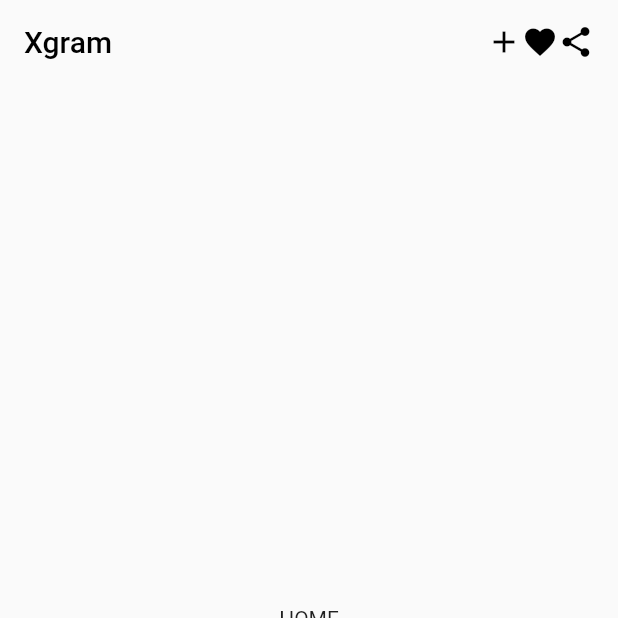
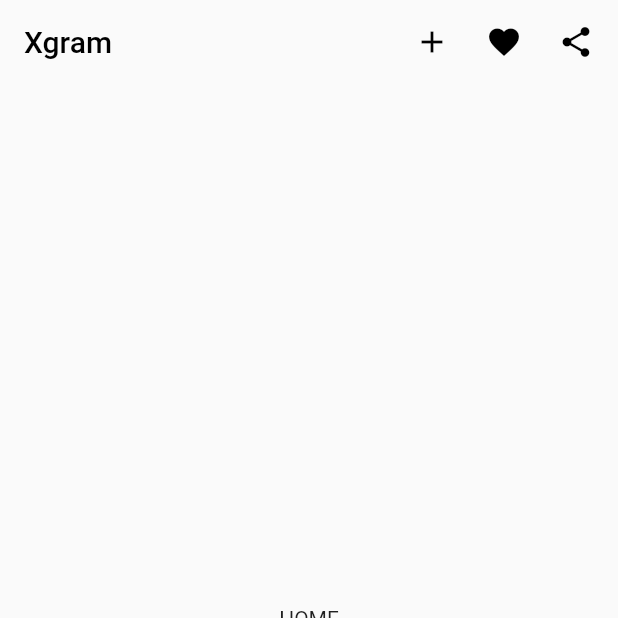
Before and after one commit to jksan-jp/xgram, a Flutter app: the screen it shows after launch, on a phone screen of 412 x 824 dp, the top half of it. Run offline on Flutter 3.47's test engine with Material 2 defaults, Android fonts, the phone set to English and light mode, and no system bars.

Commit message:
AppBarIconのPadding追加

```diff
--- a/lib/pages/home.dart
+++ b/lib/pages/home.dart
@@ -18,7 +18,10 @@ class UserHome extends StatelessWidget {
           Row(
             children: const [
               Icon(Icons.add),
-              Icon(Icons.favorite),
+              Padding(
+                padding: EdgeInsets.all(24.0),
+                child: Icon(Icons.favorite),
+              ),
               Icon(Icons.share),
             ],
           )
```
